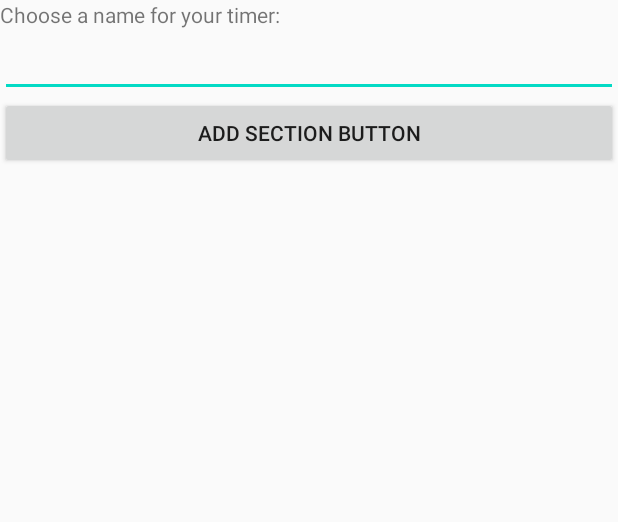
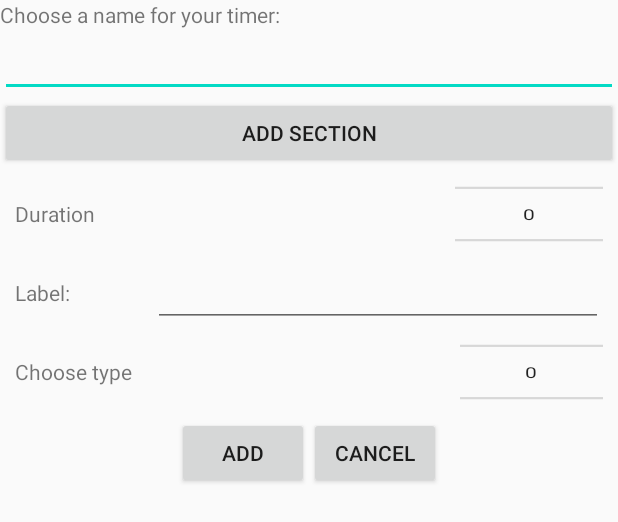
Before and after one commit to broliver12/timer, an Android app: the layout create_new_timer_screen_layout.xml on its own in the app's theme, with its tools: preview values and no code run, on a phone screen of 412 x 824 dp. Shown: the top 522 px of the screen. Run offline under Robolectric (Android 15) with nearby library versions, the phone set to English and light mode, and no system bars.

Commit message:
Tons of changes lmao git is hard

```diff
--- a/app/src/main/java/com/example/workouttimer/activity/MainActivity.java
+++ b/app/src/main/java/com/example/workouttimer/activity/MainActivity.java
@@ -3,7 +3,7 @@ package com.example.workouttimer.activity;
 import android.os.Bundle;
 
 import com.example.workouttimer.R;
-import com.example.workouttimer.viewmodel.CreateNewTimerViewModelInterface;
+import com.example.workouttimer.viewmodel.CreateNewTimerScreenViewModel;
 import com.example.workouttimer.viewmodel.HomeScreenViewModelInterface;
 import com.example.workouttimer.viewmodel.TimerScreenViewModel;
 import com.example.workouttimer.viewmodel.TimerScreenViewModelInterface;
@@ -35,6 +35,10 @@ public class MainActivity extends AppCompatActivity {
         return viewModel.getTimerScreenViewModel();
     }
 
+    public CreateNewTimerScreenViewModel getCreateNewTimerScreenViewModel(){
+        return viewModel.getCreateNewTimerScreenViewModel();
+    }
+
 //    @Override
 //    public boolean onCreateOptionsMenu(Menu menu) {
 //        // Inflate the menu; this adds items to the action bar if it is present.
--- a/app/src/main/java/com/example/workouttimer/model/Timer.java
+++ b/app/src/main/java/com/example/workouttimer/model/Timer.java
@@ -49,6 +49,10 @@ public class Timer {
         this.duration = duration;
     }
 
+    public void addSection(Section s){this.sections.add(s);}
+
+    public void removeSection(int id){this.sections.remove(id);}
+
     public ArrayList<Section> getSections() {
         return sections;
     }
--- a/app/src/main/res/layout/create_new_timer_screen_layout.xml
+++ b/app/src/main/res/layout/create_new_timer_screen_layout.xml
@@ -1,35 +1,141 @@
 <?xml version="1.0" encoding="utf-8"?>
 <androidx.constraintlayout.widget.ConstraintLayout xmlns:android="http://schemas.android.com/apk/res/android"
+    xmlns:app="http://schemas.android.com/apk/res-auto"
     android:layout_width="match_parent"
-    android:layout_height="match_parent"
-    xmlns:app="http://schemas.android.com/apk/res-auto">
+    android:layout_height="match_parent">
 
     <LinearLayout
+        android:id="@+id/create_new_screen_container_layout"
         android:layout_width="match_parent"
         android:layout_height="match_parent"
-        android:id="@+id/create_new_screen_container_layout"
         android:orientation="vertical">
 
         <TextView
             android:layout_width="match_parent"
             android:layout_height="wrap_content"
-            android:text="@string/enter_timer_title_text"
-            />
+            android:text="@string/enter_timer_title_text" />
 
         <EditText
             android:id="@+id/title_edit_text"
             android:layout_width="match_parent"
-            android:layout_height="wrap_content"
-            />
+            android:layout_height="wrap_content" />
 
         <Button
             android:id="@+id/add_section_button"
             android:layout_width="match_parent"
             android:layout_height="wrap_content"
-            android:text="Add Section Button"
-            app:layout_constraintStart_toStartOf="parent"
+            android:text="Add Section"
+            app:layout_constraintBottom_toBottomOf="parent"
             app:layout_constraintEnd_toEndOf="parent"
-            app:layout_constraintBottom_toBottomOf="parent"/>
+            app:layout_constraintStart_toStartOf="parent" />
+
+        <LinearLayout
+            android:id="@+id/section_modifiers_linear_layout"
+            android:layout_width="match_parent"
+            android:layout_height="wrap_content"
+            android:orientation="vertical">
+
+            <LinearLayout
+                android:id="@+id/choose_duration_linear_layout"
+                android:layout_width="match_parent"
+                android:layout_height="wrap_content"
+                android:layout_marginStart="10dp"
+                android:layout_marginEnd="10dp"
+                android:orientation="horizontal">
+
+                <TextView
+                    android:id="@+id/choose_duration_text"
+                    android:layout_width="wrap_content"
+                    android:layout_height="wrap_content"
+                    android:layout_gravity="center_vertical"
+                    android:layout_weight="7"
+                    android:text="@string/duration_title_text" />
+
+                <NumberPicker
+                    android:id="@+id/choose_duration_number_picker"
+                    android:layout_width="wrap_content"
+                    android:layout_height="60dp"
+                    android:layout_gravity="center_vertical"
+                    android:layout_weight="1"
+                    android:scaleY=".7" />
+
+            </LinearLayout>
+
+            <LinearLayout
+                android:id="@+id/choose_section_label_linear_layout"
+                android:layout_width="match_parent"
+                android:layout_height="wrap_content"
+                android:layout_marginStart="10dp"
+                android:layout_marginEnd="10dp"
+                android:orientation="horizontal">
+
+                <TextView
+                    android:id="@+id/choose_label_text"
+                    android:layout_width="wrap_content"
+                    android:layout_height="wrap_content"
+                    android:layout_gravity="center_vertical"
+                    android:layout_weight="1"
+                    android:text="Label:" />
+
+                <EditText
+                    android:layout_width="wrap_content"
+                    android:layout_height="wrap_content"
+                    android:layout_weight="5"
+                    android:id="@+id/section_label_edit_text"/>
+
+            </LinearLayout>
+
+            <LinearLayout
+                android:id="@+id/choose_section_type_linear_layout"
+                android:layout_width="match_parent"
+                android:layout_height="wrap_content"
+                android:layout_marginStart="10dp"
+                android:layout_marginEnd="10dp"
+                android:orientation="horizontal">
+
+                <TextView
+                    android:id="@+id/choose_type_text"
+                    android:layout_width="wrap_content"
+                    android:layout_height="wrap_content"
+                    android:layout_gravity="center_vertical"
+                    android:layout_weight="7"
+                    android:text="Choose type" />
+
+                <NumberPicker
+                    android:id="@+id/choose_section_type_number_picker"
+                    android:layout_width="wrap_content"
+                    android:layout_height="60dp"
+                    android:layout_gravity="center_vertical"
+                    android:layout_weight="1"
+                    android:scaleY=".7" />
+
+            </LinearLayout>
+
+            <LinearLayout
+                android:id="@+id/add_cancel_linear_layout"
+                android:layout_width="match_parent"
+                android:layout_height="wrap_content"
+                android:layout_marginStart="10dp"
+                android:layout_marginEnd="10dp"
+                android:gravity="center_vertical|center_horizontal"
+
+                android:orientation="horizontal">
+
+                <Button
+                    android:id="@+id/confirm_add_section_button"
+                    android:layout_width="wrap_content"
+                    android:layout_height="wrap_content"
+                    android:text="add" />
+
+                <Button
+                    android:id="@+id/cancel_add_section_button"
+                    android:layout_width="wrap_content"
+                    android:layout_height="wrap_content"
+                    android:text="cancel" />
+
+            </LinearLayout>
+
+        </LinearLayout>
 
     </LinearLayout>
 
--- a/app/src/main/res/navigation/nav_graph.xml
+++ b/app/src/main/res/navigation/nav_graph.xml
@@ -21,7 +21,7 @@
 
     <fragment
         android:id="@+id/CreateNewTimerFragment"
-        android:name="com.example.workouttimer.fragment.CreateNewTimerFragment"
+        android:name="com.example.workouttimer.fragment.CreateNewTimerScreenFragment"
         android:label="@string/create_new_timer_fragment_label"
         tools:layout="@layout/create_new_timer_screen_layout">
 \
```
Also changed, not shown: app/src/main/java/com/example/workouttimer/adapter/SectionRecyclerViewAdapter.java (added, +31 -0 lines), app/src/main/java/com/example/workouttimer/fragment/CreateNewTimerFragment.java (deleted, +0 -84 lines), app/src/main/java/com/example/workouttimer/fragment/CreateNewTimerScreenFragment.java (added, +136 -0 lines), app/src/main/java/com/example/workouttimer/model/Section.java (+11 -5 lines), app/src/main/java/com/example/workouttimer/viewmodel/CreateNewTimerScreenViewModel.java (added, +102 -0 lines), app/src/main/java/com/example/workouttimer/viewmodel/CreateNewTimerScreenViewModelInterface.java (added, +20 -0 lines), app/src/main/java/com/example/workouttimer/viewmodel/CreateNewTimerViewModelInterface.java (deleted, +0 -8 lines), app/src/main/java/com/example/workouttimer/viewmodel/ViewModel.java (+7 -7 lines), app/src/main/res/layout/section_recyclerview_tile.xml (added, +43 -0 lines).
